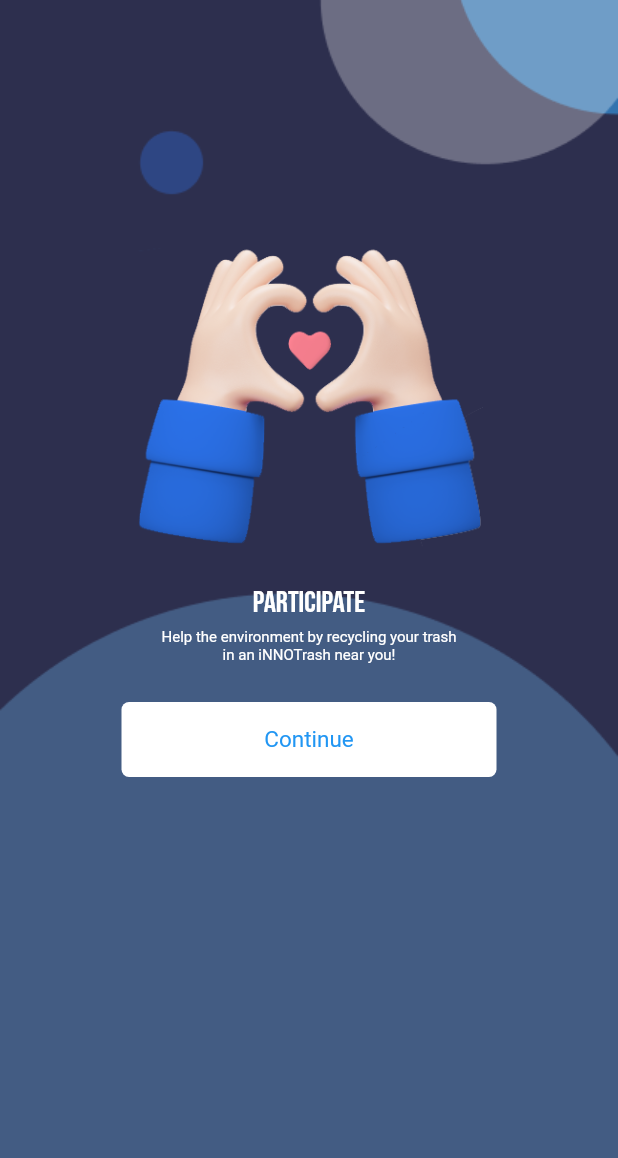
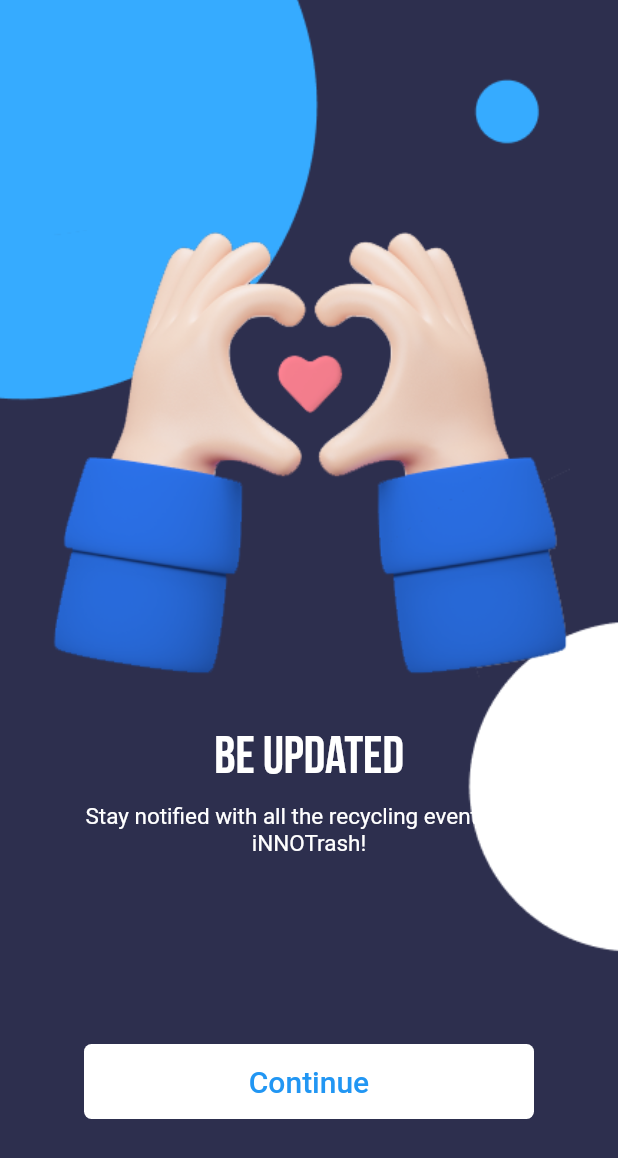
Before and after one commit to bocyej/innotrash, a Flutter app: the IntroThree screen opened directly, on a phone screen of 412 x 824 dp. Shown: the top 1158 px of the screen. Run offline on Flutter 3.47's test engine with Material 2 defaults, Android fonts, the phone set to English and light mode, and no system bars; our stand-ins replace google_fonts, persistent_bottom_nav_bar.

Commit message:
changed bg & text description, size, weight

```diff
--- a/lib/pages/introthree.dart
+++ b/lib/pages/introthree.dart
@@ -13,50 +13,51 @@ class IntroThree extends StatelessWidget {
       body: Container(
         decoration: const BoxDecoration(
           image: DecorationImage(
-            image: AssetImage("assets/photos/bg_1.png"),
+            image: AssetImage("assets/photos/bg_3.png"),
             fit: BoxFit.cover,
           ),
         ),
         child: Column(
+          mainAxisAlignment: MainAxisAlignment.center,
           children: [
-            const Padding(padding: EdgeInsets.only(top: 165)),
+            const Padding(padding: EdgeInsets.only(top: 75)),
             const Image(
               image: AssetImage("assets/photos/intro_3.png"),
-              height: 200,
+              height: 300,
             ),
-            const Padding(padding: EdgeInsets.only(bottom: 25)),
+            const Padding(padding: EdgeInsets.only(bottom: 30)),
             const Text(
-              'PARTICIPATE',
+              'BE UPDATED',
               style: TextStyle(
                 color: Colors.white,
-                fontSize: 20,
+                fontSize: 35,
                 fontWeight: FontWeight.normal,
                 fontFamily: 'Sans Serif',
               ),
             ),
-            const Padding(padding: EdgeInsets.only(bottom: 5)),
+            const Padding(padding: EdgeInsets.only(bottom: 10)),
             const Text(
-              'Help the environment by recycling your trash',
+              'Stay notified with all the recycling events and',
               style: TextStyle(
                 color: Colors.white,
-                fontSize: 10,
+                fontSize: 15,
                 fontWeight: FontWeight.normal,
               ),
             ),
             const Text(
-              'in an iNNOTrash near you!',
+              'iNNOTrash!',
               style: TextStyle(
                 color: Colors.white,
-                fontSize: 10,
+                fontSize: 15,
                 fontWeight: FontWeight.normal,
               ),
             ),
-            const Padding(padding: EdgeInsets.only(bottom: 25)),
+            const Padding(padding: EdgeInsets.only(bottom: 125)),
             Row(
               mainAxisAlignment: MainAxisAlignment.center,
               children: [
                 SizedBox(
-                  width: 250,
+                  width: 300,
                   height: 50,
                   child: ElevatedButton(
                     onPressed: () {
@@ -77,8 +78,8 @@ class IntroThree extends StatelessWidget {
                       'Continue',
                       style: TextStyle(
                         color: Colors.blue,
-                        fontSize: 15,
-                        fontWeight: FontWeight.normal,
+                        fontSize: 20,
+                        fontWeight: FontWeight.w500,
                       ),
                     ),
                   ),
```
